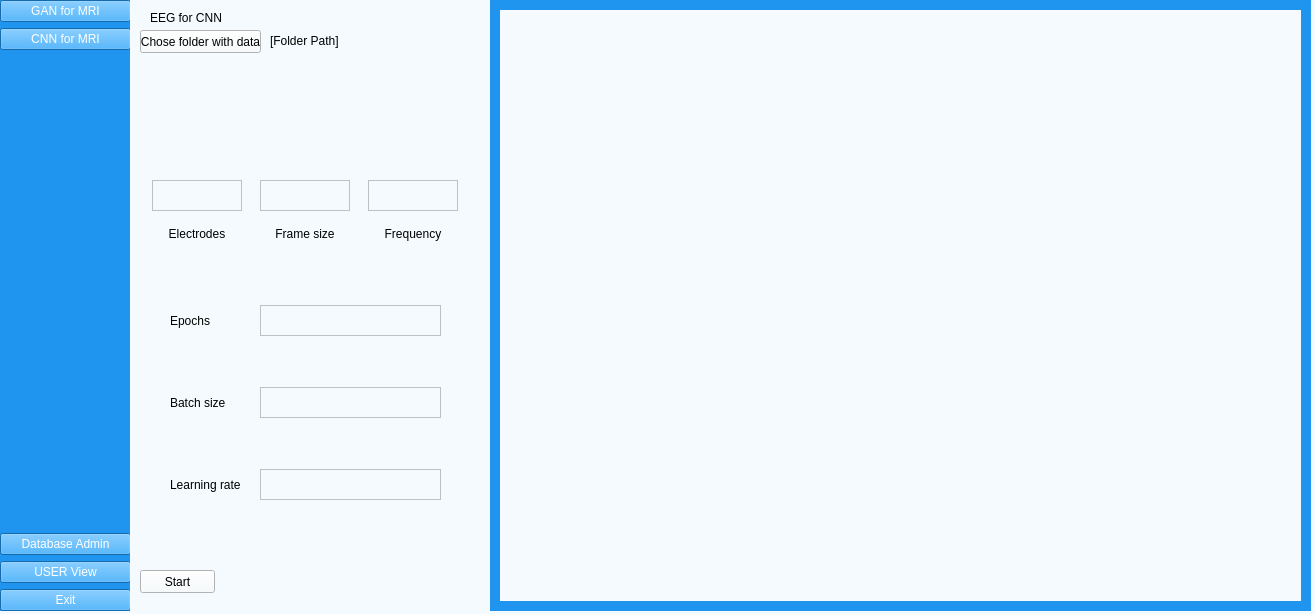
Qt form UI/aUI_projekt_EEG.ui (matimusial/ADHDPredictorApp) before a commit.
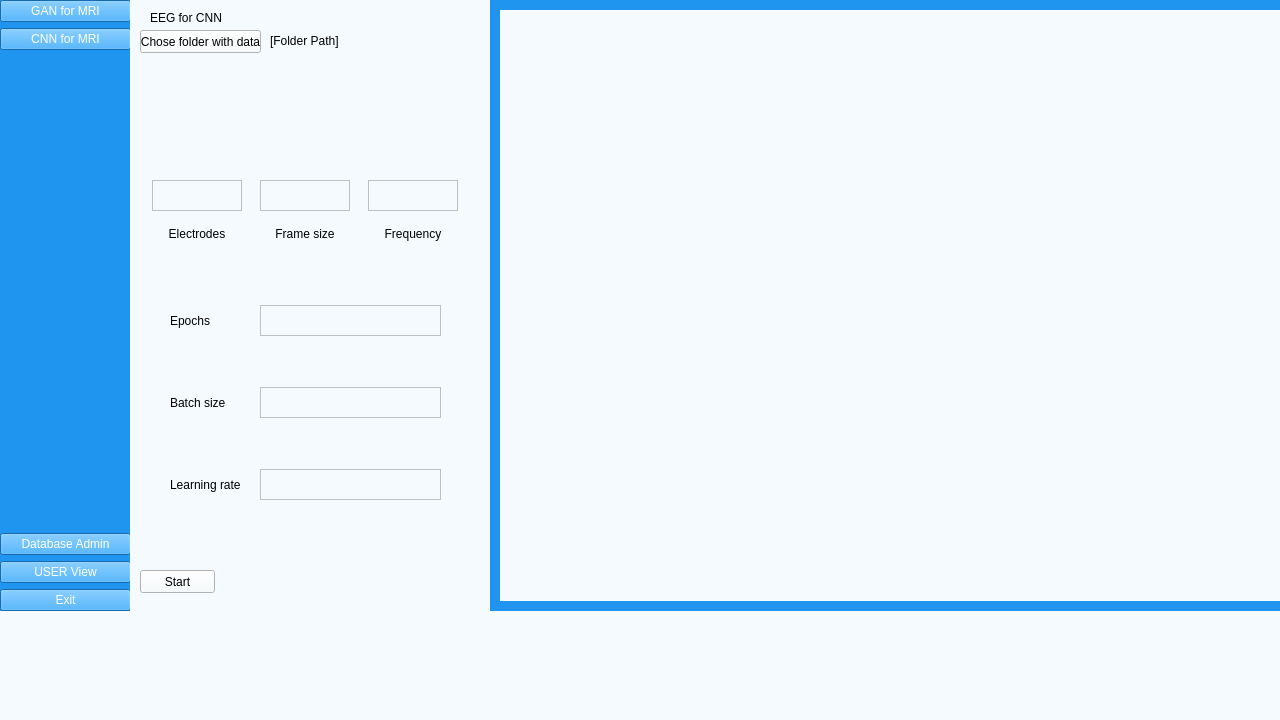
The same form after that commit. Icons and pictures are not drawn.

Commit message: 1280x720 size for every ui window

```diff
--- a/UI/aUI_projekt_EEG.ui
+++ b/UI/aUI_projekt_EEG.ui
@@ -6,8 +6,8 @@
    <rect>
     <x>0</x>
     <y>0</y>
-    <width>1315</width>
-    <height>614</height>
+    <width>1280</width>
+    <height>720</height>
    </rect>
   </property>
   <property name="windowTitle">
```
The commit also changes 5 other files.
